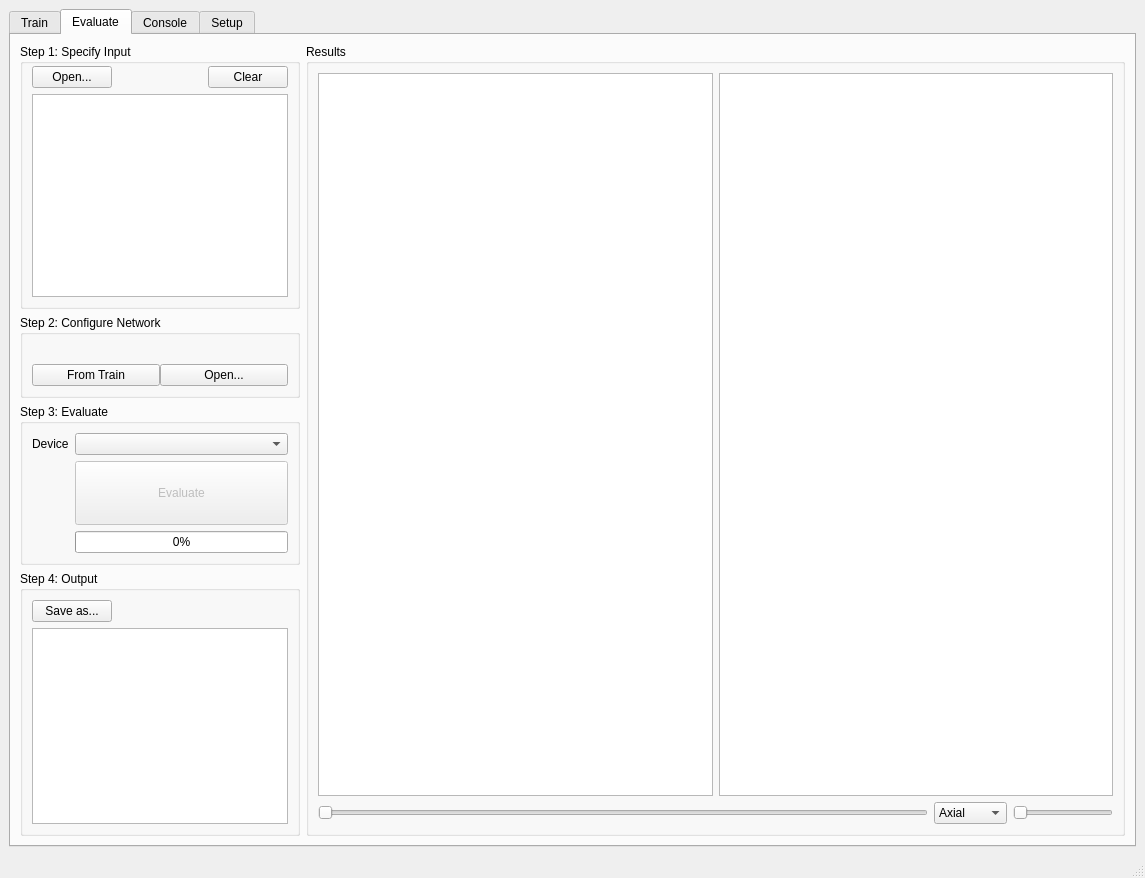
frankyeh/UNet-Studio, file mainwindow.ui: the form before one commit.
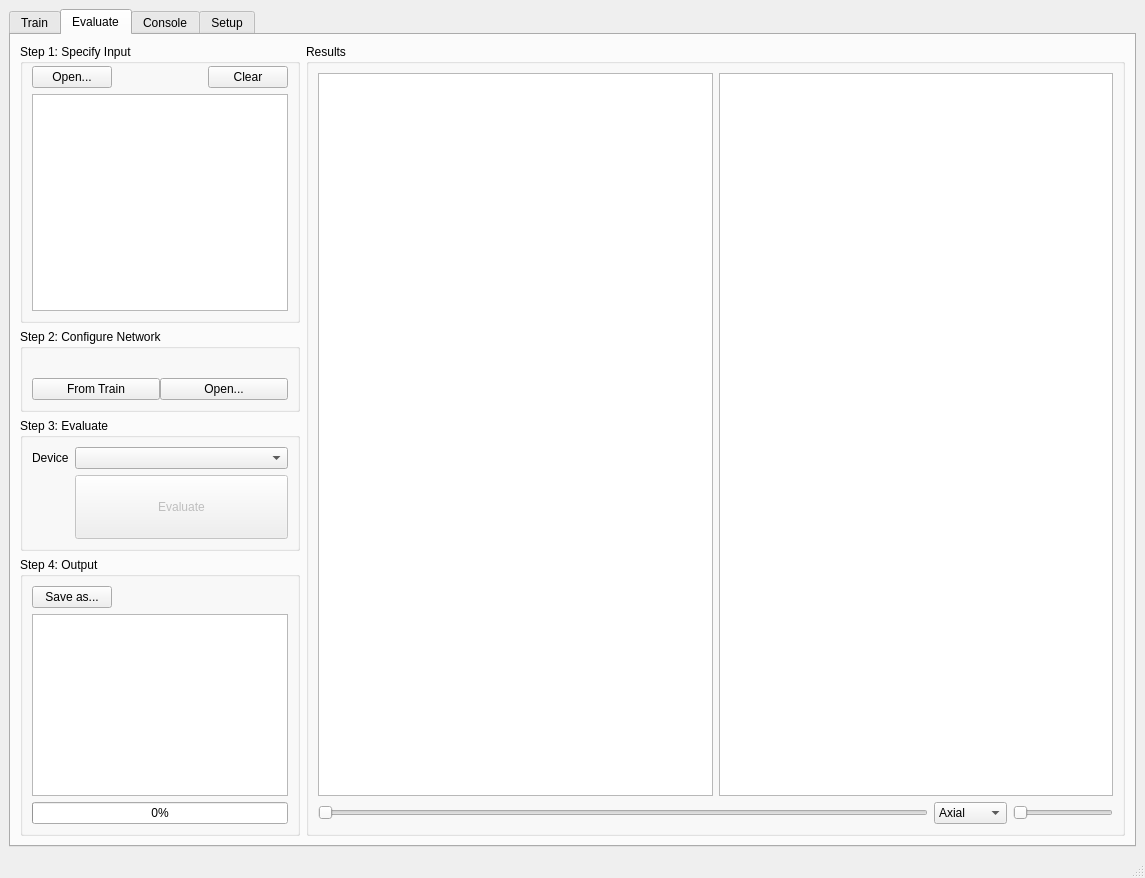
The form after the commit. Icons and pictures are not drawn.

Commit message: revise interface

Diff of the .ui file:
```diff
--- a/mainwindow.ui
+++ b/mainwindow.ui
@@ -691,13 +691,6 @@
                </property>
               </widget>
              </item>
-             <item row="3" column="1">
-              <widget class="QProgressBar" name="eval_prog">
-               <property name="value">
-                <number>0</number>
-               </property>
-              </widget>
-             </item>
              <item row="2" column="0">
               <widget class="QLabel" name="evaluating">
                <property name="text">
@@ -757,6 +750,13 @@
              <item>
               <widget class="QListWidget" name="evaluate_list2"/>
              </item>
+             <item>
+              <widget class="QProgressBar" name="eval_prog">
+               <property name="value">
+                <number>0</number>
+               </property>
+              </widget>
+             </item>
             </layout>
            </widget>
           </item>
```
Left out of the diff: 2 changed lines with no effect on the pictures. The commit also changes 2 other files.
